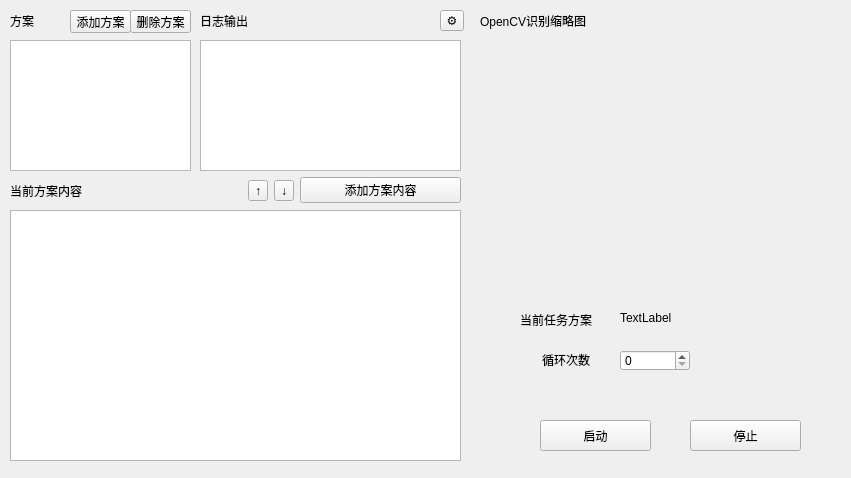
Above: src/widget/main/mainwindow.ui from Ferrarii-430/onmyoji-script before the change. Below: the same form after it.
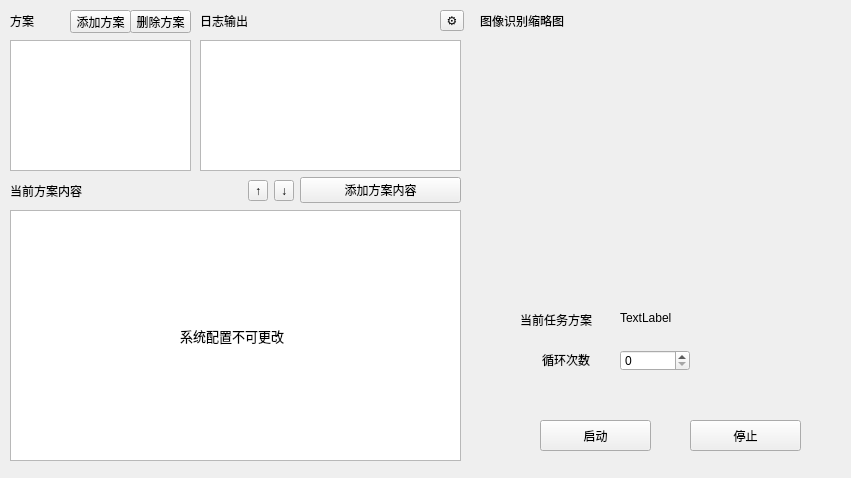
That is the form after the change.

Commit message: 添加yolo识别类型、系统方案结界突破

Patch:
```diff
--- a/src/widget/main/mainwindow.ui
+++ b/src/widget/main/mainwindow.ui
@@ -91,7 +91,7 @@
     </rect>
    </property>
    <property name="text">
-    <string>OpenCV识别缩略图</string>
+    <string>图像识别缩略图</string>
    </property>
   </widget>
   <widget class="QToolButton" name="startTaskButton">
@@ -264,6 +264,27 @@
     <string>⚙️</string>
    </property>
   </widget>
+  <widget class="QLabel" name="systemConfigTips">
+   <property name="geometry">
+    <rect>
+     <x>180</x>
+     <y>320</y>
+     <width>111</width>
+     <height>31</height>
+    </rect>
+   </property>
+   <property name="font">
+    <font>
+     <pointsize>10</pointsize>
+    </font>
+   </property>
+   <property name="lineWidth">
+    <number>1</number>
+   </property>
+   <property name="text">
+    <string>系统配置不可更改</string>
+   </property>
+  </widget>
  </widget>
  <resources/>
  <connections/>
```
The commit also changes 22 other files.
